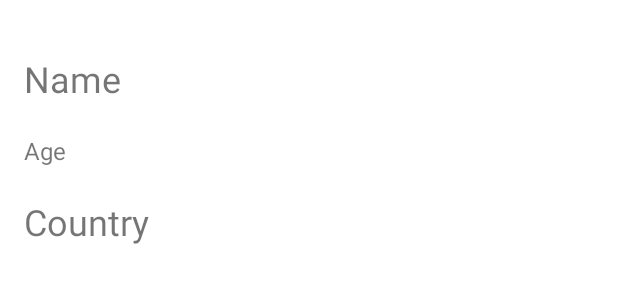
After one commit to media67/recyclxor, an Android app: the layout item_view.xml on its own in the app's theme, with its tools: preview values and no code run, on a phone screen of 412 x 824 dp. The commit adds this screen. Shown: the top 300 px of the screen. Run offline under Robolectric (Android 15) with nearby library versions, the phone set to English and light mode, and no system bars.

Commit message:
Create item_view.

```diff
--- a/app/src/main/java/com/exb67/recylxor/PersonAdapter.kt
+++ b/app/src/main/java/com/exb67/recylxor/PersonAdapter.kt
@@ -1,8 +1,24 @@
 package com.exb67.recylxor
 
 import android.view.View
+import android.view.ViewGroup
 import androidx.recyclerview.widget.RecyclerView
 
-class PersonAdapter {
+class PersonAdapter(
+    var persons: List<Person>
+): RecyclerView.Adapter<PersonAdapter.PersonViewHolder>() {
 inner class PersonViewHolder(itemView: View): RecyclerView.ViewHolder(itemView)
+
+    override fun onCreateViewHolder(parent: ViewGroup, viewType: Int): PersonViewHolder {
+        TODO("Not yet implemented")
+    }
+
+    override fun getItemCount(): Int {
+        return persons.size
+    }
+
+    override fun onBindViewHolder(holder: PersonViewHolder, position: Int) {
+        TODO("Not yet implemented")
+    }
+
 }
--- /dev/null
+++ b/app/src/main/res/layout/item_view.xml
@@ -0,0 +1,43 @@
+<?xml version="1.0" encoding="utf-8"?>
+<androidx.constraintlayout.widget.ConstraintLayout xmlns:android="http://schemas.android.com/apk/res/android"
+    xmlns:app="http://schemas.android.com/apk/res-auto"
+    xmlns:tools="http://schemas.android.com/tools"
+    android:layout_width="match_parent"
+    android:layout_height="200dp"
+    android:padding="16dp">
+
+    <TextView
+        android:id="@+id/tvName"
+        android:layout_width="0dp"
+        android:layout_height="wrap_content"
+        android:text="Name"
+        android:textSize="24sp"
+        app:layout_constraintBottom_toTopOf="@+id/tvAge"
+        app:layout_constraintEnd_toEndOf="parent"
+        app:layout_constraintStart_toStartOf="parent"
+        app:layout_constraintTop_toTopOf="parent" />
+
+    <TextView
+        android:id="@+id/tvAge"
+        android:layout_width="0dp"
+        android:layout_height="wrap_content"
+        android:text="Age"
+        android:textSize="16dp"
+        app:layout_constraintBottom_toTopOf="@id/tvCountry"
+        app:layout_constraintEnd_toEndOf="parent"
+        app:layout_constraintStart_toStartOf="parent"
+        app:layout_constraintTop_toBottomOf="@id/tvName"
+        tools:layout_editor_absoluteY="89dp" />
+
+    <TextView
+        android:id="@+id/tvCountry"
+        android:layout_width="0dp"
+        android:layout_height="wrap_content"
+        android:text="Country"
+        android:textSize="24sp"
+        app:layout_constraintBottom_toBottomOf="parent"
+        app:layout_constraintEnd_toEndOf="parent"
+        app:layout_constraintStart_toStartOf="parent"
+        app:layout_constraintTop_toBottomOf="@+id/tvAge" />
+
+</androidx.constraintlayout.widget.ConstraintLayout>
```
Also changed, not shown: app/src/main/java/com/exb67/recylxor/Person.kt (renamed from app/src/main/java/com/exb67/recylxor/Data.kt).
